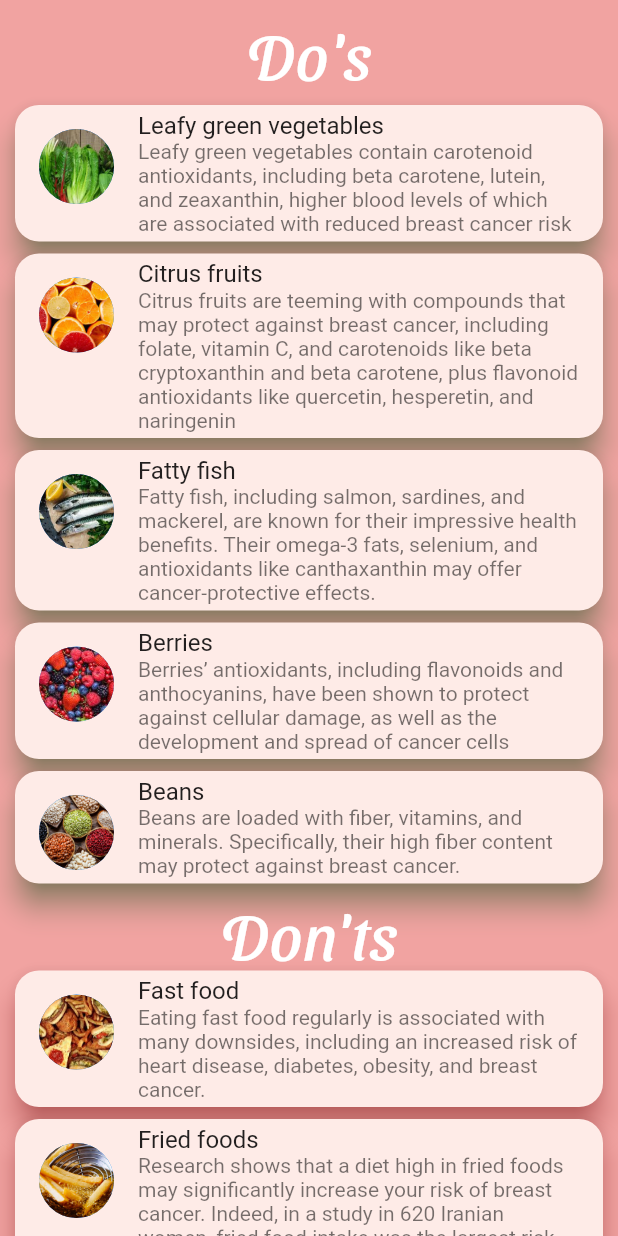
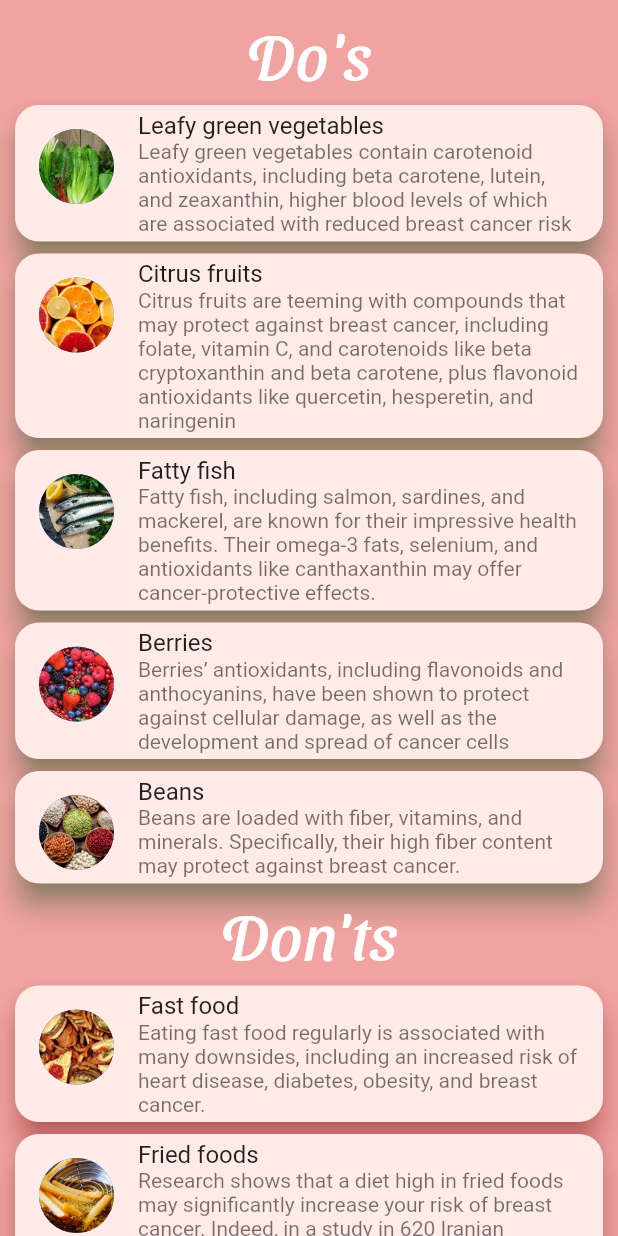
Before and after one commit to ParthPandey2236/Healthx, a Flutter app: the Diet screen opened directly, on a phone screen of 412 x 824 dp. Run offline on Flutter 3.47's test engine with Material 2 defaults, Android fonts, the phone set to English and light mode, and no system bars; our stand-ins replace cloud_firestore, eva_icons_flutter, firebase_auth, firebase_core, firebase_storage, fluttertoast and 3 more; missing offline and left inert: translator; accounts and stored records are empty.

Commit message:
Optimized about for all screens

```diff
--- a/lib/AboutPage.dart
+++ b/lib/AboutPage.dart
@@ -32,7 +32,8 @@ class _AboutState extends State<About> {
             padding: EdgeInsets.only(bottom: 150.0),
             child: Column(
               children: <Widget>[
-                Row(children: [
+                Row(mainAxisAlignment: MainAxisAlignment.spaceBetween,
+                    children: [
                   Padding(
                     padding: const EdgeInsets.all(11.0),
                     child: Row(
@@ -80,7 +81,7 @@ class _AboutState extends State<About> {
                     padding: const EdgeInsets.all(10.0),
                     child: Container(
                       width: 60.0,
-                      margin: EdgeInsets.only(left: 75.0, top: 1),
+
                       child: FlatButton(
                         onPressed: () async {
                           //SharedPreferences prefs = await SharedPreferences.getInstance();
--- a/lib/DietPage.dart
+++ b/lib/DietPage.dart
@@ -180,6 +180,7 @@ class _DietState extends State<Diet> {
 
                 ),
               ),
+              SizedBox(height: 10.0),
               Card(
                 shape: RoundedRectangleBorder(
                   borderRadius: BorderRadius.all(
@@ -319,6 +320,7 @@ class _DietState extends State<Diet> {
                   color: Colors.white,
                 ),
               ),
+              SizedBox(height: 10.0),
               Card(
                 shape: RoundedRectangleBorder(
                   borderRadius: BorderRadius.all(
```
